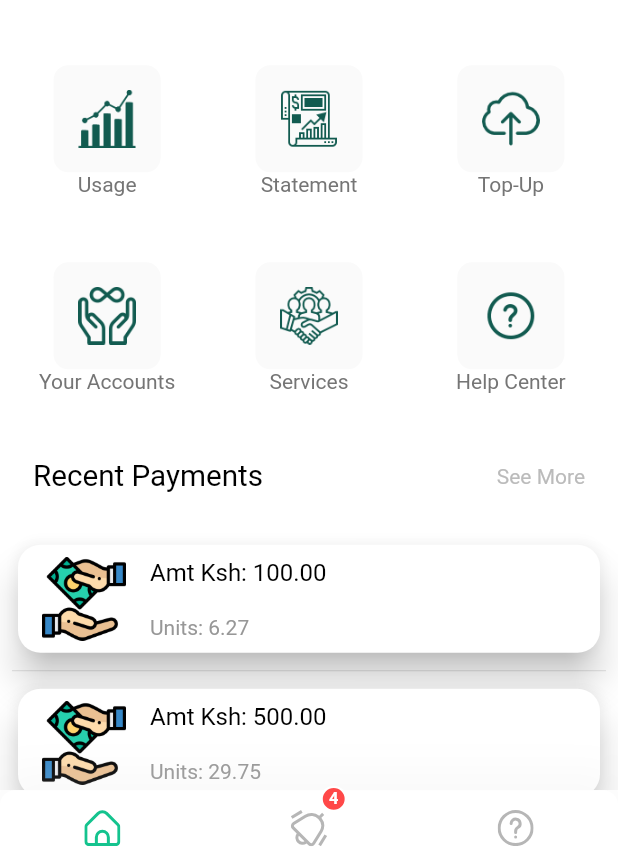
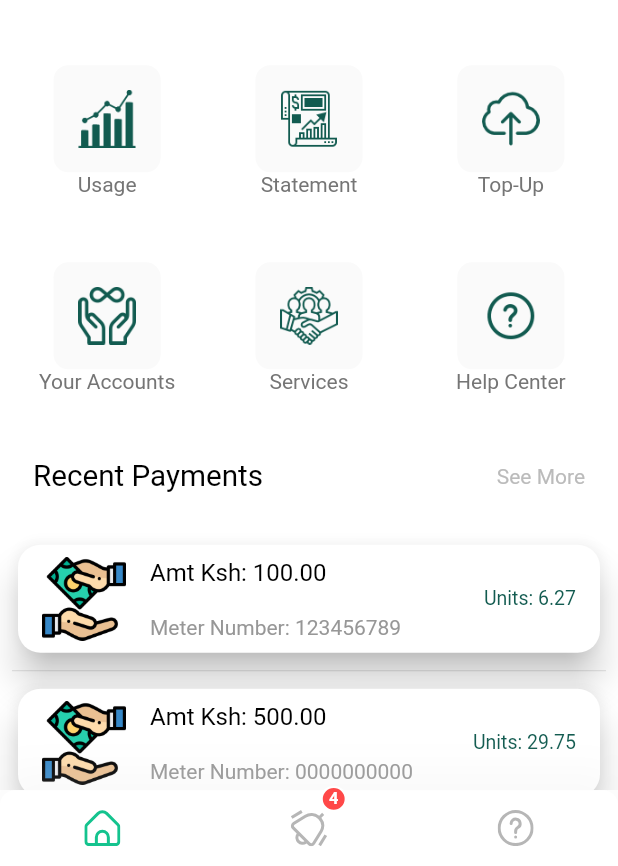
Before and after one commit to lynnemunini/easylight, a Flutter app: the HomeScreen screen opened by its route, on a phone screen of 412 x 824 dp, the part 370-1236 px from its top. Run offline on Flutter 3.47's test engine with Material 2 defaults, Android fonts, the phone set to English and light mode, and no system bars; our stand-ins replace firebase_auth, firebase_core, firebase_database, flutter_svg; accounts and stored records are empty; Roboto replaces fonts that are missing (poppins).

Commit message:
Added meter number

```diff
--- a/lib/screens/home/components/transaction_card.dart
+++ b/lib/screens/home/components/transaction_card.dart
@@ -8,6 +8,7 @@ class transaction_card extends StatelessWidget {
   Widget build(BuildContext context) {
     final List<String> amount = <String>['Amt Ksh: 100.00', 'Amt Ksh: 500.00'];
     final List<String> units = <String>["Units: 6.27", "Units: 29.75"];
+    final List<String> meter_number = <String>["123456789", "0000000000"];
 
     return ListView.separated(
       shrinkWrap: true,
@@ -29,9 +30,11 @@ class transaction_card extends StatelessWidget {
                 title: Text("${amount[index]}\n",
                     style: TextStyle(color: Colors.black, fontSize: 16)),
                 subtitle: Text(
-                  "${units[index]}",
+                  "Meter Number: ${meter_number[index]}",
                   style: TextStyle(color: kSecondaryColor),
                 ),
+                trailing: Text("${units[index]}",
+                    style: TextStyle(color: Color(0xFF125B50), fontSize: 13)),
               ),
             ],
           ),
```
